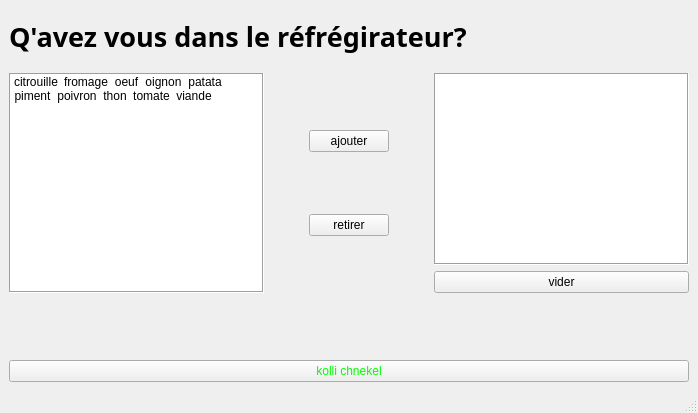
Old version of the form interface.ui in the repository Capital2/dbara-tounsia.
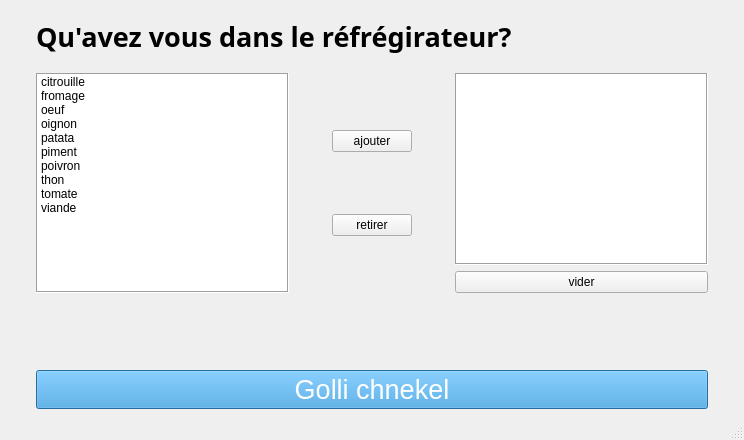
New version of the form.

Patch:
```diff
--- a/interface.ui
+++ b/interface.ui
@@ -9,8 +9,8 @@
    <rect>
     <x>0</x>
     <y>0</y>
-    <width>698</width>
-    <height>413</height>
+    <width>744</width>
+    <height>440</height>
    </rect>
   </property>
   <property name="windowTitle">
@@ -23,17 +23,32 @@
    <layout class="QVBoxLayout" name="verticalLayout">
     <item>
      <layout class="QGridLayout" name="gridLayout_3">
-      <item row="3" column="0">
+      <item row="3" column="1">
        <widget class="QPushButton" name="pushButton_4">
         <property name="styleSheet">
-         <string notr="true">color: rgb(0, 255, 0);</string>
+         <string notr="true">color: white;
+font: 20pt;
+background-color: #3498db;</string>
         </property>
         <property name="text">
-         <string>kolli chnekel</string>
+         <string>Golli chnekel</string>
         </property>
        </widget>
       </item>
-      <item row="0" column="0">
+      <item row="2" column="1">
+       <spacer name="verticalSpacer_4">
+        <property name="orientation">
+         <enum>Qt::Vertical</enum>
+        </property>
+        <property name="sizeHint" stdset="0">
+         <size>
+          <width>20</width>
+          <height>40</height>
+         </size>
+        </property>
+       </spacer>
+      </item>
+      <item row="0" column="1">
        <widget class="QLabel" name="label">
         <property name="font">
          <font>
@@ -44,16 +59,16 @@
          </font>
         </property>
         <property name="text">
-         <string>Q'avez vous dans le réfrégirateur?</string>
+         <string>Qu'avez vous dans le réfrégirateur?</string>
         </property>
        </widget>
       </item>
-      <item row="1" column="0">
+      <item row="1" column="1">
        <layout class="QHBoxLayout" name="horizontalLayout">
         <item>
          <widget class="QListWidget" name="alling">
           <property name="styleSheet">
-           <string notr="true"/>
+           <string notr="true">selection-color: rgb(0, 85, 0);</string>
           </property>
           <property name="frameShape">
            <enum>QFrame::Box</enum>
@@ -65,7 +80,7 @@
            <enum>QListView::SinglePass</enum>
           </property>
           <property name="viewMode">
-           <enum>QListView::IconMode</enum>
+           <enum>QListView::ListMode</enum>
           </property>
           <property name="wordWrap">
            <bool>false</bool>
@@ -77,51 +92,81 @@
            <property name="text">
             <string>citrouille</string>
            </property>
+           <property name="flags">
+            <set>ItemIsSelectable|ItemIsUserCheckable|ItemIsEnabled</set>
+           </property>
           </item>
           <item>
            <property name="text">
             <string>fromage</string>
            </property>
+           <property name="flags">
+            <set>ItemIsSelectable|ItemIsUserCheckable|ItemIsEnabled</set>
+           </property>
           </item>
           <item>
            <property name="text">
             <string>oeuf</string>
            </property>
+           <property name="flags">
+            <set>ItemIsSelectable|ItemIsUserCheckable|ItemIsEnabled</set>
+           </property>
           </item>
           <item>
            <property name="text">
             <string>oignon</string>
            </property>
+           <property name="flags">
+            <set>ItemIsSelectable|ItemIsUserCheckable|ItemIsEnabled</set>
+           </property>
           </item>
           <item>
            <property name="text">
             <string>patata</string>
            </property>
+           <property name="flags">
+            <set>ItemIsSelectable|ItemIsUserCheckable|ItemIsEnabled</set>
+           </property>
           </item>
           <item>
            <property name="text">
             <string>piment</string>
            </property>
+           <property name="flags">
+            <set>ItemIsSelectable|ItemIsUserCheckable|ItemIsEnabled</set>
+           </property>
           </item>
           <item>
            <property name="text">
             <string>poivron</string>
            </property>
+           <property name="flags">
+            <set>ItemIsSelectable|ItemIsUserCheckable|ItemIsEnabled</set>
+           </property>
           </item>
           <item>
            <property name="text">
             <string>thon</string>
            </property>
+           <property name="flags">
+            <set>ItemIsSelectable|ItemIsUserCheckable|ItemIsEnabled</set>
+           </property>
           </item>
           <item>
            <property name="text">
             <string>tomate</string>
            </property>
+           <property name="flags">
+            <set>ItemIsSelectable|ItemIsUserCheckable|ItemIsEnabled</set>
+           </property>
           </item>
           <item>
            <property name="text">
             <string>viande</string>
            </property>
+           <property name="flags">
+            <set>ItemIsSelectable|ItemIsUserCheckable|ItemIsEnabled</set>
+           </property>
           </item>
          </widget>
         </item>
@@ -234,15 +279,28 @@
         </item>
        </layout>
       </item>
-      <item row="2" column="0">
-       <spacer name="verticalSpacer_4">
+      <item row="3" column="2">
+       <spacer name="horizontalSpacer_4">
         <property name="orientation">
-         <enum>Qt::Vertical</enum>
+         <enum>Qt::Horizontal</enum>
         </property>
         <property name="sizeHint" stdset="0">
          <size>
-          <width>20</width>
-          <height>40</height>
+          <width>40</width>
+          <height>20</height>
+         </size>
+        </property>
+       </spacer>
+      </item>
+      <item row="3" column="0">
+       <spacer name="horizontalSpacer_3">
+        <property name="orientation">
+         <enum>Qt::Horizontal</enum>
+        </property>
+        <property name="sizeHint" stdset="0">
+         <size>
+          <width>40</width>
+          <height>20</height>
          </size>
         </property>
        </spacer>
```
Left out of the diff: 28 changed lines with no effect on the pictures.
